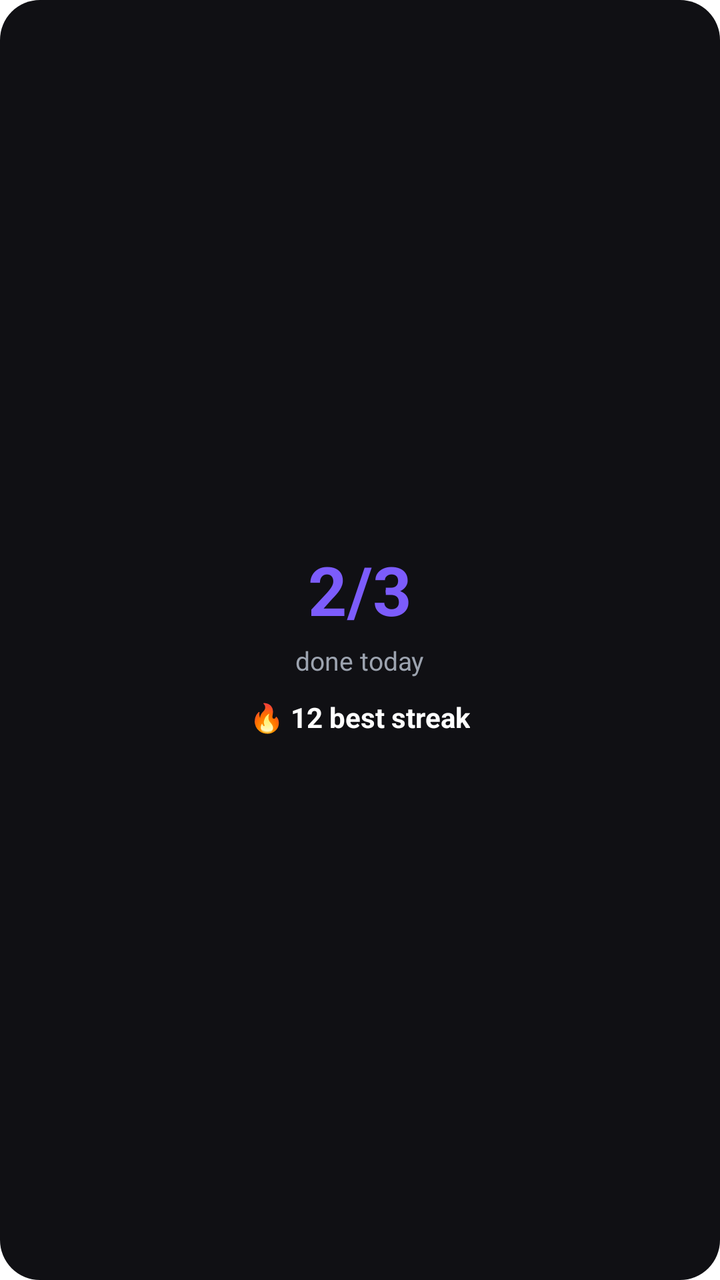
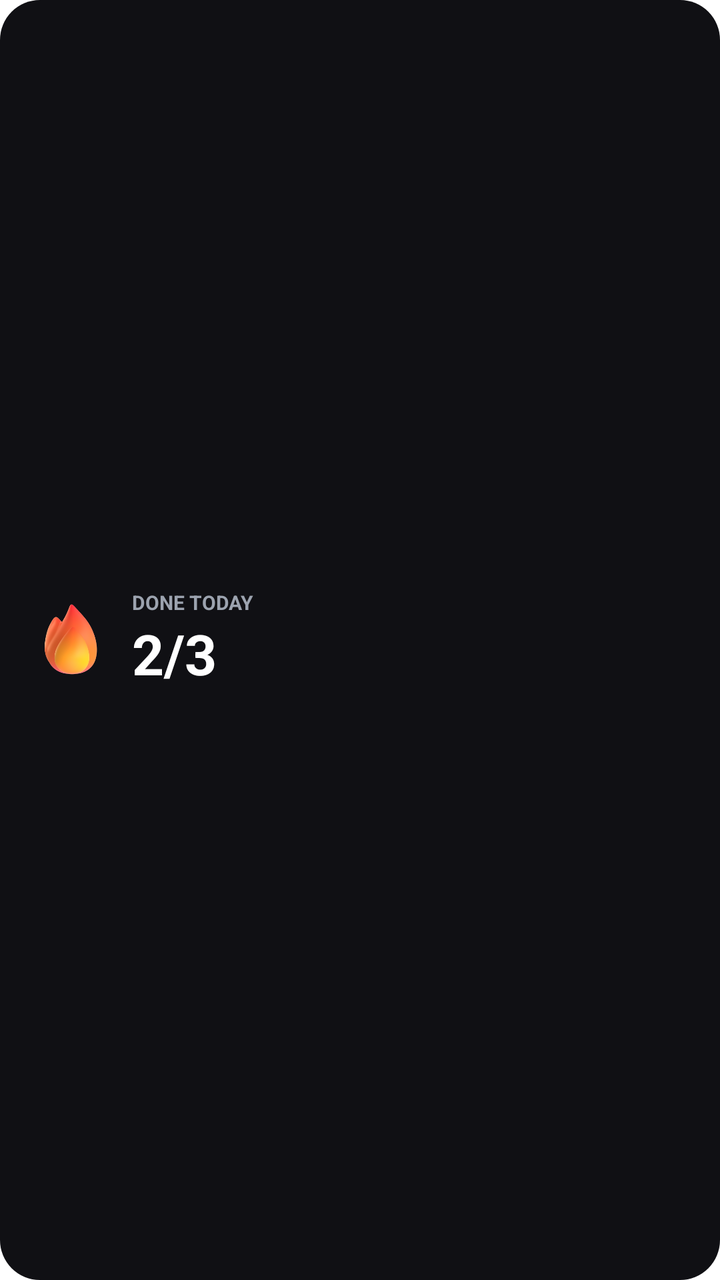

Compare the two renders of this Android layout. The source of the first and the diff that turns it into the second are given below.
<!-- AndroidManifest.xml: fallback theme Theme.MaterialComponents.DayNight.NoActionBar -->
<!-- res/layout/widget_preview_stats.xml -->
<?xml version="1.0" encoding="utf-8"?>
<LinearLayout xmlns:android="http://schemas.android.com/apk/res/android"
    android:layout_width="match_parent"
    android:layout_height="match_parent"
    android:orientation="vertical"
    android:background="@drawable/widget_preview_bg"
    android:padding="16dp"
    android:gravity="center">

    <TextView
        android:layout_width="wrap_content"
        android:layout_height="wrap_content"
        android:textColor="#7C5CFC"
        android:textSize="34sp"
        android:textStyle="bold"
        android:text="2/3" />

    <TextView
        android:layout_width="wrap_content"
        android:layout_height="wrap_content"
        android:paddingTop="4dp"
        android:textColor="#9CA3AF"
        android:textSize="13sp"
        android:text="done today" />

    <TextView
        android:layout_width="wrap_content"
        android:layout_height="wrap_content"
        android:paddingTop="10dp"
        android:textColor="#FFFFFF"
        android:textSize="14sp"
        android:textStyle="bold"
        android:text="🔥 12 best streak" />
</LinearLayout>
<!-- resources referenced by this layout -->
<resources>
  <!-- drawable widget_preview_bg (drawable) -->
  <?xml version="1.0" encoding="utf-8"?>
  <shape xmlns:android="http://schemas.android.com/apk/res/android"
      android:shape="rectangle">
      <solid android:color="#101014" />
      <corners android:radius="20dp" />
  </shape>
</resources>

<!-- the commit's change to res/layout/widget_preview_stats.xml (unified diff, before → after) -->
@@ -2,33 +2,43 @@
 <LinearLayout xmlns:android="http://schemas.android.com/apk/res/android"
     android:layout_width="match_parent"
     android:layout_height="match_parent"
+    android:background="@drawable/widget_preview_bg"
+    android:gravity="center_vertical"
     android:orientation="vertical"
-    android:background="@drawable/widget_preview_bg"
-    android:padding="16dp"
-    android:gravity="center">
+    android:padding="16dp">
 
-    <TextView
-        android:layout_width="wrap_content"
+    <LinearLayout
+        android:layout_width="match_parent"
         android:layout_height="wrap_content"
-        android:textColor="#7C5CFC"
-        android:textSize="34sp"
-        android:textStyle="bold"
-        android:text="2/3" />
+        android:gravity="center_vertical"
+        android:orientation="horizontal">
 
-    <TextView
-        android:layout_width="wrap_content"
-        android:layout_height="wrap_content"
-        android:paddingTop="4dp"
-        android:textColor="#9CA3AF"
-        android:textSize="13sp"
-        android:text="done today" />
+        <ImageView
+            android:layout_width="40dp"
+            android:layout_height="40dp"
+            android:src="@drawable/widget_flame_3d" />
 
-    <TextView
-        android:layout_width="wrap_content"
-        android:layout_height="wrap_content"
-        android:paddingTop="10dp"
-        android:textColor="#FFFFFF"
-        android:textSize="14sp"
-        android:textStyle="bold"
-        android:text="🔥 12 best streak" />
+        <LinearLayout
+            android:layout_width="wrap_content"
+            android:layout_height="wrap_content"
+            android:layout_marginStart="10dp"
+            android:orientation="vertical">
+
+            <TextView
+                android:layout_width="wrap_content"
+                android:layout_height="wrap_content"
+                android:textColor="#9CA3AF"
+                android:textSize="10sp"
+                android:textStyle="bold"
+                android:text="DONE TODAY" />
+            <TextView
+                android:layout_width="wrap_content"
+                android:layout_height="wrap_content"
+                android:textColor="#FFFFFF"
+                android:textSize="28sp"
+                android:textStyle="bold"
+                android:text="2/3" />
+        </LinearLayout>
+    </LinearLayout>
+
 </LinearLayout>
<!-- resource entries referenced after the edit -->
@@ -1,5 +1,6 @@
 <!-- resources referenced by this layout -->
 <resources>
+  <!-- drawable widget_flame_3d: png bitmap (drawable-nodpi, 26826 bytes) -->
   <!-- drawable widget_preview_bg (drawable) -->
   <?xml version="1.0" encoding="utf-8"?>
   <shape xmlns:android="http://schemas.android.com/apk/res/android"
